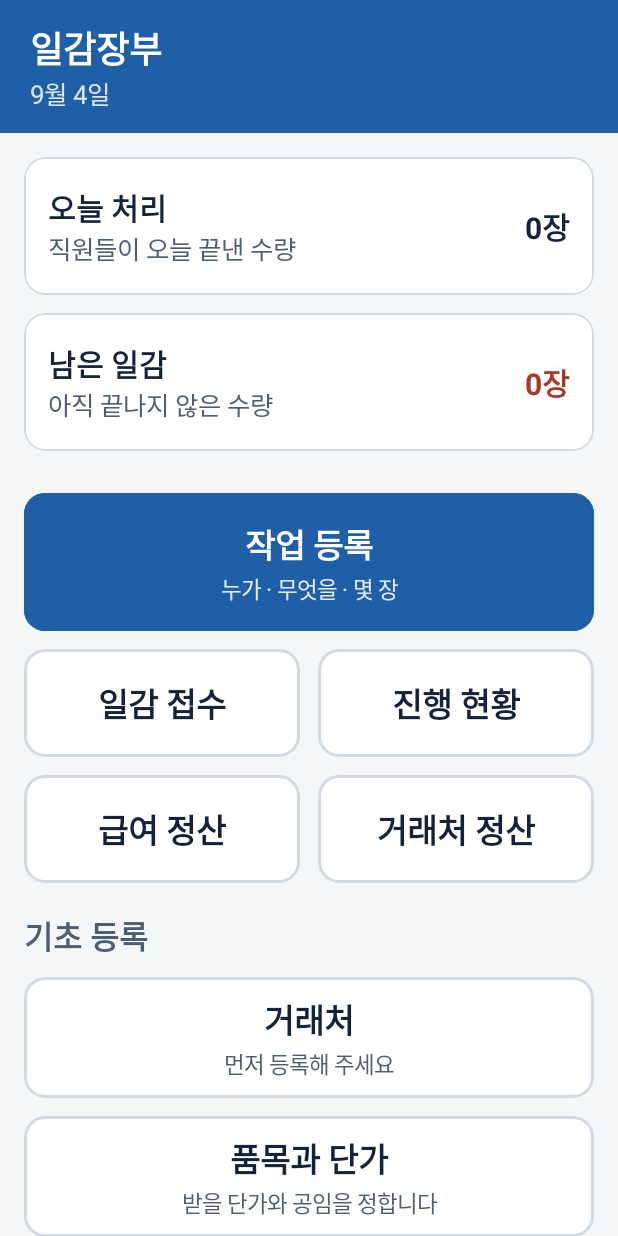
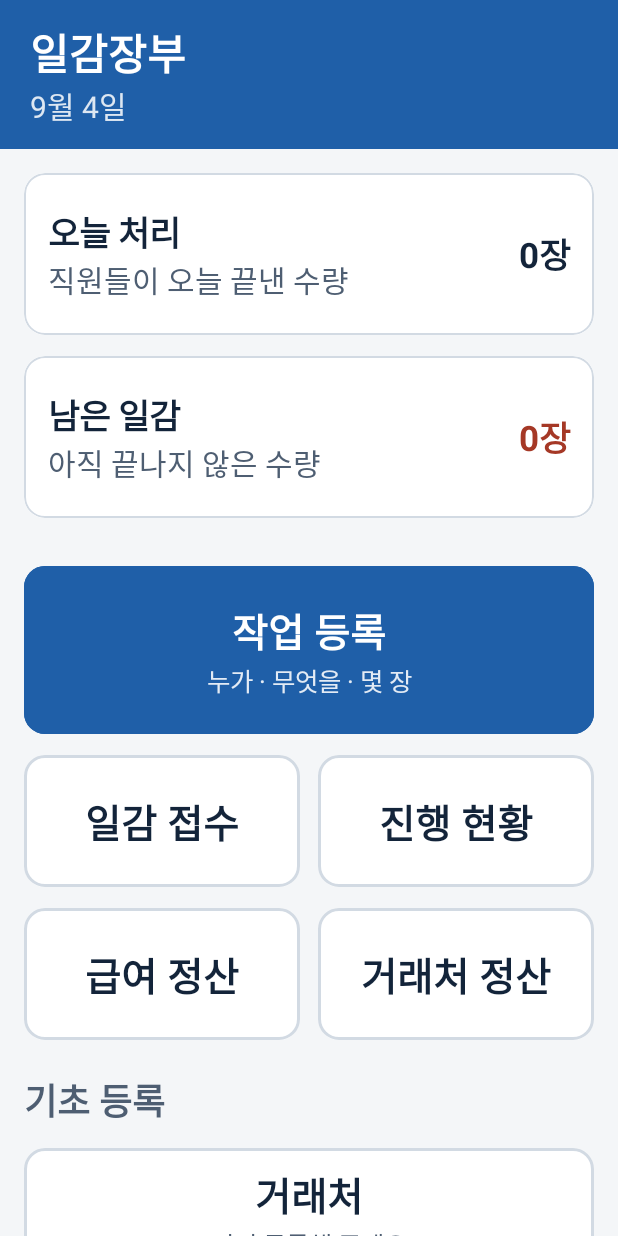
Before and after one commit to mars-heaven/ai-code, an Android app built with Jetpack Compose: the screen it shows after launch (MainActivity), on a phone screen of 412 x 824 dp. Run offline under Robolectric (Android 15) with nearby library versions, the phone set to English and light mode, and no system bars; our stand-ins replace Room's generated code.

Commit message:
화면 가림 해결과 글씨 크기 확대
- 안드로이드 15 edge-to-edge 대응: 상태바/네비게이션바 여백 처리
  - 제목 막대는 배경만 상태바까지 칠하고 글자는 아래로 내림
  - 아래 버튼과 내용이 네비게이션 바에 가리지 않도록 여백 추가
  - 키보드가 올라오면 화면을 밀어 입력칸이 가리지 않게 imePadding 적용
  - 상태바는 흰 아이콘, 네비게이션 바는 어두운 아이콘으로 지정
- 글씨 확대: 본문 20→23sp, 버튼 22→26sp, 제목 24→28sp, 보조 17→20sp
- 글자가 잘리지 않도록 높이 확대: 버튼 72→88dp, 큰버튼 92→112dp,
  입력창 68→80dp, 목록 64→80dp

Co-Authored-By: Claude Opus 5 <noreply@anthropic.com>
Claude-Session: https://claude.ai/code/session_01VMCk1PNA83ps1A76Py3hJH

```diff
--- a/android/app/src/main/java/com/ilgam/jangbu/MainActivity.kt
+++ b/android/app/src/main/java/com/ilgam/jangbu/MainActivity.kt
@@ -1,8 +1,11 @@
 package com.ilgam.jangbu
 
+import android.graphics.Color as AndroidColor
 import android.os.Bundle
 import androidx.activity.ComponentActivity
+import androidx.activity.SystemBarStyle
 import androidx.activity.compose.setContent
+import androidx.activity.enableEdgeToEdge
 import androidx.compose.foundation.background
 import androidx.compose.foundation.layout.fillMaxSize
 import androidx.compose.material3.Surface
@@ -34,6 +37,15 @@ private object Routes {
 
 class MainActivity : ComponentActivity() {
     override fun onCreate(savedInstanceState: Bundle?) {
+        // 안드로이드 15부터는 앱이 화면 끝까지 그려지므로,
+        // 상태바(파란 제목 막대 위)는 흰 아이콘, 아래 네비게이션 바는 어두운 아이콘으로 맞춥니다.
+        enableEdgeToEdge(
+            statusBarStyle = SystemBarStyle.dark(AndroidColor.TRANSPARENT),
+            navigationBarStyle = SystemBarStyle.light(
+                AndroidColor.TRANSPARENT,
+                AndroidColor.TRANSPARENT
+            )
+        )
         super.onCreate(savedInstanceState)
         setContent {
             JangbuTheme {
--- a/android/app/src/main/java/com/ilgam/jangbu/ui/component/Components.kt
+++ b/android/app/src/main/java/com/ilgam/jangbu/ui/component/Components.kt
@@ -32,11 +32,19 @@ fun JangbuScreen(
     bottomBar: @Composable (() -> Unit)? = null,
     content: @Composable ColumnScope.() -> Unit
 ) {
-    Column(Modifier.fillMaxSize().background(Paper)) {
+    // 키보드가 올라오면 화면 전체를 위로 밀어 입력칸이 가리지 않게 합니다.
+    Column(
+        Modifier
+            .fillMaxSize()
+            .background(Paper)
+            .imePadding()
+    ) {
+        // 제목 막대 — 파란 배경은 상태바까지 칠하고, 글자만 상태바 아래로 내립니다.
         Row(
             Modifier
                 .fillMaxWidth()
                 .background(Accent)
+                .windowInsetsPadding(WindowInsets.statusBars)
                 .padding(horizontal = 8.dp, vertical = 14.dp),
             verticalAlignment = Alignment.CenterVertically
         ) {
@@ -73,6 +81,11 @@ fun JangbuScreen(
             Modifier
                 .weight(1f)
                 .verticalScroll(rememberScrollState())
+                // 아래 버튼이 없는 화면은 내용이 네비게이션 바에 가리지 않도록 여백을 줍니다.
+                .then(
+                    if (bottomBar == null) Modifier.windowInsetsPadding(WindowInsets.navigationBars)
+                    else Modifier
+                )
                 .padding(Dimens.ScreenPadding),
             verticalArrangement = Arrangement.spacedBy(Dimens.Gap),
             content = content
@@ -80,7 +93,12 @@ fun JangbuScreen(
 
         if (bottomBar != null) {
             Surface(color = Paper, shadowElevation = 8.dp) {
-                Box(Modifier.padding(Dimens.ScreenPadding)) { bottomBar() }
+                Box(
+                    Modifier
+                        // 아래 버튼이 네비게이션 바에 가리지 않게 합니다.
+                        .windowInsetsPadding(WindowInsets.navigationBars)
+                        .padding(Dimens.ScreenPadding)
+                ) { bottomBar() }
             }
         }
     }
--- a/android/app/src/main/java/com/ilgam/jangbu/ui/theme/Dimens.kt
+++ b/android/app/src/main/java/com/ilgam/jangbu/ui/theme/Dimens.kt
@@ -4,16 +4,17 @@ import androidx.compose.ui.unit.dp
 
 /**
  * 손이 떨려도 빗나가지 않도록 터치 영역을 크게 잡습니다.
- * 안드로이드 접근성 최소 권장(48dp)보다 훨씬 크게 둡니다.
+ * 글씨를 키운 만큼 높이도 함께 키워 글자가 잘리지 않게 합니다.
+ * (안드로이드 접근성 최소 권장은 48dp 이지만 그보다 훨씬 크게 둡니다.)
  */
 object Dimens {
-    val ButtonHeight = 72.dp        // 일반 버튼
-    val ButtonHeightBig = 92.dp     // 홈 화면 주요 버튼
-    val FieldHeight = 68.dp         // 입력창
-    val RowHeight = 64.dp           // 목록 한 줄
+    val ButtonHeight = 88.dp        // 일반 버튼
+    val ButtonHeightBig = 112.dp    // 홈 화면 주요 버튼
+    val FieldHeight = 80.dp         // 입력창
+    val RowHeight = 80.dp           // 목록 한 줄
 
     val ScreenPadding = 16.dp
-    val Gap = 12.dp
+    val Gap = 14.dp
     val GapSmall = 8.dp
     val GapLarge = 20.dp
 
--- a/android/app/src/main/java/com/ilgam/jangbu/ui/theme/Type.kt
+++ b/android/app/src/main/java/com/ilgam/jangbu/ui/theme/Type.kt
@@ -8,54 +8,54 @@ import androidx.compose.ui.unit.sp
 
 /**
  * 기기에 이미 있는 시스템 한글 글꼴을 씁니다(앱 용량을 늘리지 않고, 기기 글꼴 설정과도 어울립니다).
- * 크기는 일반 앱보다 한 단계씩 크게 잡았습니다.
+ * 어르신이 안경 없이도 읽으실 수 있도록 일반 앱보다 두 단계 크게 잡았습니다.
  */
 val JangbuTypography = Typography(
     // 화면 제목
     headlineLarge = TextStyle(
         fontFamily = FontFamily.Default,
         fontWeight = FontWeight.Bold,
-        fontSize = 30.sp,
-        lineHeight = 38.sp
+        fontSize = 34.sp,
+        lineHeight = 44.sp
     ),
     // 구역 제목
     titleLarge = TextStyle(
         fontFamily = FontFamily.Default,
         fontWeight = FontWeight.Bold,
-        fontSize = 24.sp,
-        lineHeight = 32.sp
+        fontSize = 28.sp,
+        lineHeight = 36.sp
     ),
     titleMedium = TextStyle(
         fontFamily = FontFamily.Default,
         fontWeight = FontWeight.Bold,
-        fontSize = 21.sp,
-        lineHeight = 28.sp
+        fontSize = 24.sp,
+        lineHeight = 32.sp
     ),
     // 본문 — 목록의 주요 글자
     bodyLarge = TextStyle(
         fontFamily = FontFamily.Default,
         fontWeight = FontWeight.Normal,
-        fontSize = 20.sp,
-        lineHeight = 28.sp
+        fontSize = 23.sp,
+        lineHeight = 32.sp
     ),
     // 보조 설명
     bodyMedium = TextStyle(
         fontFamily = FontFamily.Default,
         fontWeight = FontWeight.Normal,
-        fontSize = 17.sp,
-        lineHeight = 24.sp
+        fontSize = 20.sp,
+        lineHeight = 28.sp
     ),
     bodySmall = TextStyle(
         fontFamily = FontFamily.Default,
         fontWeight = FontWeight.Normal,
-        fontSize = 15.sp,
-        lineHeight = 21.sp
+        fontSize = 17.sp,
+        lineHeight = 24.sp
     ),
     // 버튼 글자
     labelLarge = TextStyle(
         fontFamily = FontFamily.Default,
         fontWeight = FontWeight.Bold,
-        fontSize = 22.sp,
-        lineHeight = 28.sp
+        fontSize = 26.sp,
+        lineHeight = 34.sp
     )
 )
--- a/android/app/src/main/res/values/themes.xml
+++ b/android/app/src/main/res/values/themes.xml
@@ -1,9 +1,10 @@
 <?xml version="1.0" encoding="utf-8"?>
 <resources>
-    <!-- Compose 가 실제 화면을 그리므로 XML 테마는 첫 프레임 배경과 시스템 바만 담당합니다. -->
+    <!--
+      Compose 가 실제 화면을 그리고, 시스템 바 색은 MainActivity 의 enableEdgeToEdge 가 맡습니다.
+      여기서는 앱이 뜨는 첫 순간의 배경색만 정합니다.
+    -->
     <style name="Theme.IlgamJangbu" parent="android:Theme.Material.Light.NoActionBar">
         <item name="android:windowBackground">@color/window_background</item>
-        <item name="android:statusBarColor">#1F5FA8</item>
-        <item name="android:navigationBarColor">@color/window_background</item>
     </style>
 </resources>
```
